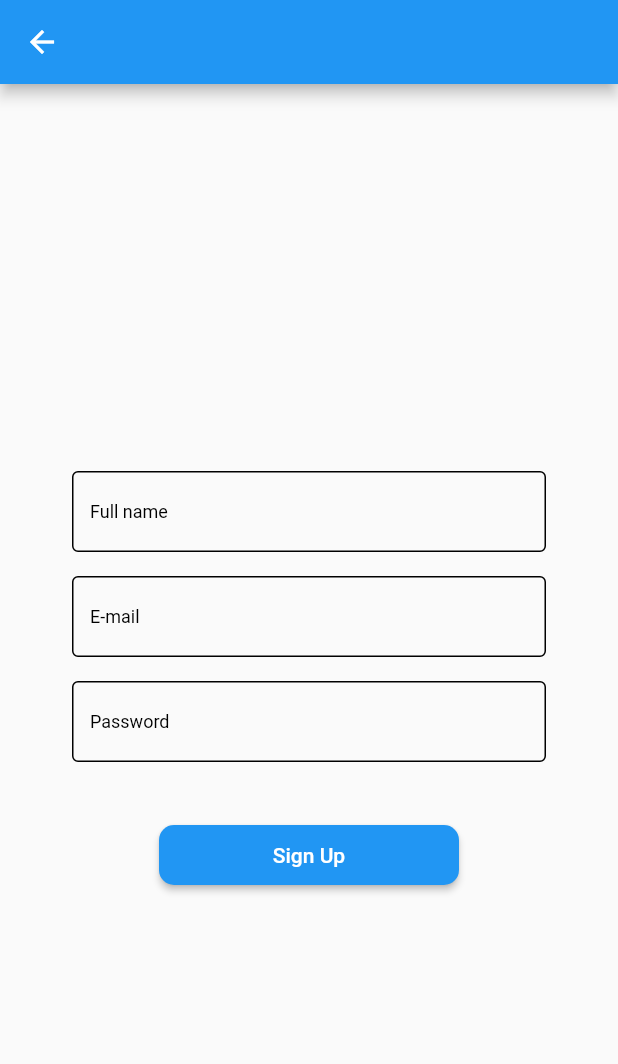
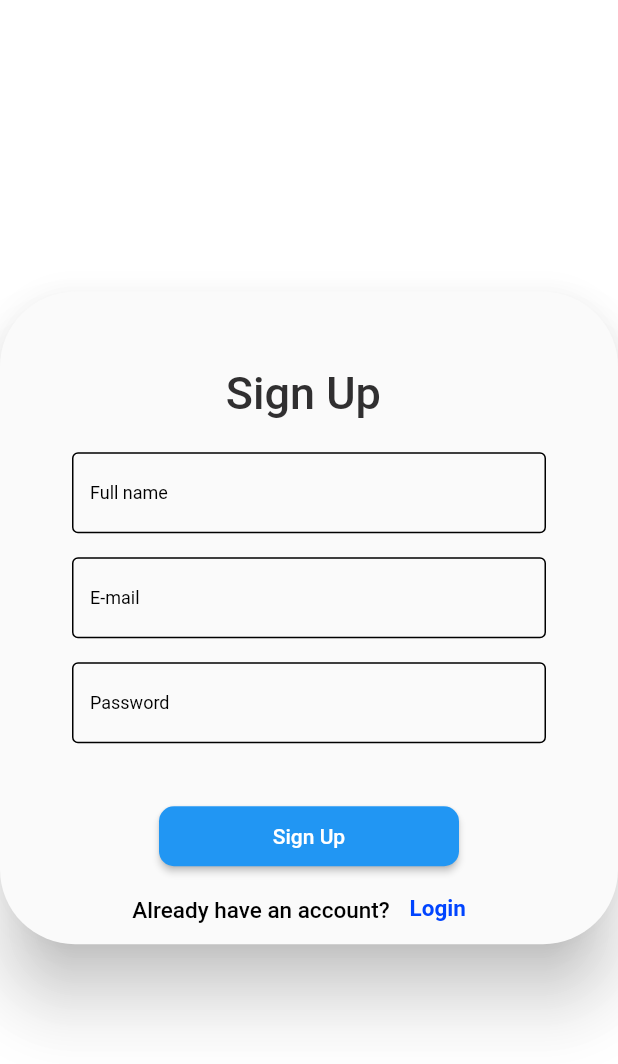
Before and after one commit to Nizar-Sweiss/Semi-Final-Lab, a Flutter app: the screen it shows after launch, after a tap on "Sign-up", on a phone screen of 412 x 824 dp. Shown: the top 1064 px of the screen. Run offline on Flutter 3.47's test engine with Material 2 defaults, Android fonts, the phone set to English and light mode, and no system bars; our stand-ins replace carousel_slider, cloud_firestore, firebase_auth, firebase_core, google_sign_in, lottie; accounts and stored records are empty; network calls fail.

Commit message:
Add: Sign up Screen Style

```diff
--- a/ltuc_portal/lib/Screens/signup_screen.dart
+++ b/ltuc_portal/lib/Screens/signup_screen.dart
@@ -1,9 +1,8 @@
 import 'package:flutter/material.dart';
 import 'package:firebase_auth/firebase_auth.dart';
+
 import 'package:ltuc_portal/widgets/widgets.dart';
 import 'package:ltuc_portal/utility/utility.dart';
-
-import '../utility/utility.dart';
 
 class SignUpScreen extends StatefulWidget {
   const SignUpScreen({super.key});
@@ -20,9 +19,12 @@ class _SignUpScreenState extends State<SignUpScreen> {
   @override
   Widget build(BuildContext context) {
     return Scaffold(
-      appBar: AppBar(),
+      backgroundColor: Color.fromARGB(222, 255, 255, 255),
       body: Center(
         child: SingleChildScrollView(
+          child: Material(
+            elevation: 20,
+            borderRadius: const BorderRadius.all(Radius.circular(50)),
             child: Column(
               mainAxisAlignment: MainAxisAlignment.center,
               crossAxisAlignment: CrossAxisAlignment.center,
@@ -32,6 +34,12 @@ class _SignUpScreenState extends State<SignUpScreen> {
                       const EdgeInsets.symmetric(horizontal: 40, vertical: 30),
                   child: Column(
                     children: [
+                      Container(
+                          padding: const EdgeInsets.all(12),
+                          child: const Text(
+                            "Sign Up ",
+                            style: TextStyle(fontSize: 30),
+                          )),
                       DefaultFormField(
                         textHint: "Full name",
                         controller: displayNameController,
@@ -51,8 +59,33 @@ class _SignUpScreenState extends State<SignUpScreen> {
                   label: "Sign Up",
                   onTap: signInAuth,
                 ),
-              const SizedBox(height: 10),
+                Row(
+                  mainAxisAlignment: MainAxisAlignment.center,
+                  children: [
+                    const Text(
+                      "Already have an account?",
+                      style: TextStyle(
+                        fontSize: 15,
+                        color: Color.fromARGB(255, 0, 0, 0),
+                      ),
+                    ),
+                    TextButton(
+                      onPressed: () {
+                        Navigator.pop(context);
+                      },
+                      child: const Text(
+                        "Login",
+                        style: TextStyle(
+                          fontWeight: FontWeight.bold,
+                          fontSize: 15,
+                          color: Color.fromARGB(255, 0, 68, 255),
+                        ),
+                      ),
+                    )
                   ],
+                ),
+              ],
+            ),
           ),
         ),
       ),
@@ -72,7 +105,8 @@ class _SignUpScreenState extends State<SignUpScreen> {
         email: emailController.text,
         password: passwordController.text,
       );
-      AuthService().updateUserData(userCredential.user!, displayNameController.text);
+      AuthService()
+          .updateUserData(userCredential.user!, displayNameController.text);
       ScaffoldMessenger.of(context).showSnackBar(
         const SnackBar(
           backgroundColor: Colors.green,
--- a/ltuc_portal/lib/Widgets/google_button_widget.dart
+++ b/ltuc_portal/lib/Widgets/google_button_widget.dart
@@ -10,7 +10,7 @@ class GoogleButton extends StatelessWidget {
   @override
   Widget build(BuildContext context) {
     return Container(
-      height: 54,
+      height: 40,
       width: 300,
       margin: const EdgeInsets.all(15),
       decoration: BoxDecoration(
```
Lines whose indentation alone changed are shown as unchanged.
